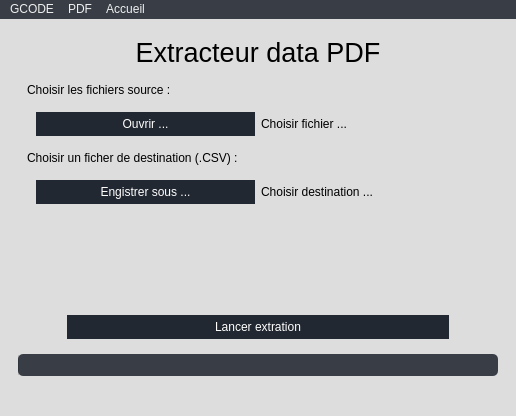
Old version of the form UI/interface.ui in the repository 0BAB1/DunchaTools.
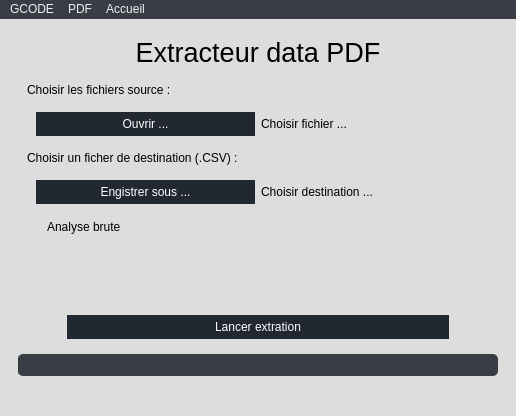
New version of the form. The open tabs and pages were chosen to show the change. Icons and pictures are not drawn.

Commit message: Add text mode option for PDF extraction and treat each line in text mode

```diff
--- a/UI/interface.ui
+++ b/UI/interface.ui
@@ -381,6 +381,13 @@
              </layout>
             </widget>
            </item>
+           <item>
+            <widget class="QCheckBox" name="textModeBox">
+             <property name="text">
+              <string>Analyse brute</string>
+             </property>
+            </widget>
+           </item>
           </layout>
          </widget>
         </item>
```
Left out of the diff: 6 changed lines with no effect on the pictures. The commit also changes 7 other files.
